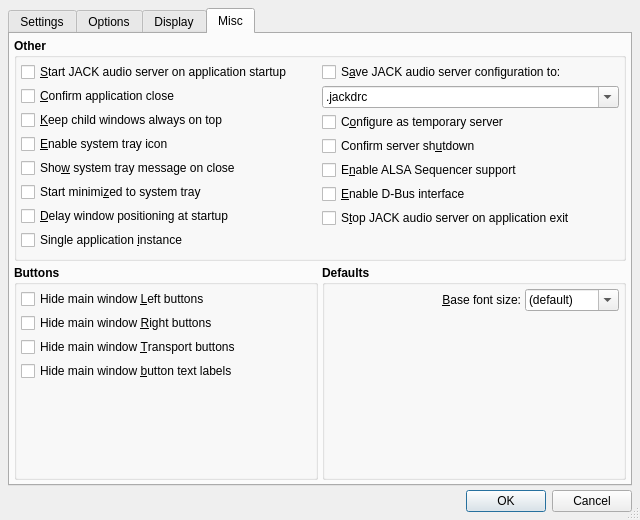
Old version of the form src/qjackctlSetupForm.ui in the repository rncbc/qjackctl.
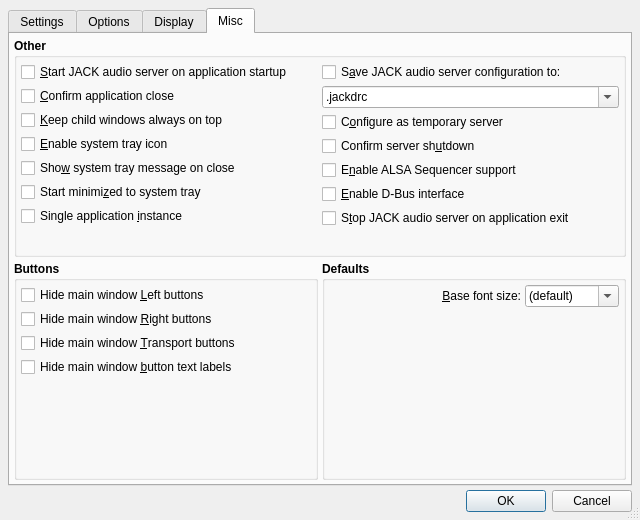
New version of the form. The open tabs and pages were chosen to show the change. Icons and pictures are not drawn. Custom widgets are drawn as their Qt base class.

Commit message:
- A new top-level widget window geometry state save and restore   sub-routine is now in effect (EXPERIMENTAL).
- Delayed geometry setup for widget windows upon startup has
  been deprecated and scrapped altogether.

The edit to the form file:
```diff
--- a/src/qjackctlSetupForm.ui
+++ b/src/qjackctlSetupForm.ui
@@ -3437,22 +3437,6 @@
               </property>
              </widget>
             </item>
-            <item>
-             <widget class="QCheckBox" name="DelayedSetupCheckBox">
-              <property name="font">
-               <font>
-                <weight>50</weight>
-                <bold>false</bold>
-               </font>
-              </property>
-              <property name="toolTip">
-               <string>Whether to delay window positioning at application startup</string>
-              </property>
-              <property name="text">
-               <string>&amp;Delay window positioning at startup</string>
-              </property>
-             </widget>
-            </item>
             <item>
              <widget class="QCheckBox" name="SingletonCheckBox">
               <property name="font">
```
Left out of the diff: 1 changed line with no effect on the pictures. The commit also changes 13 other files.
